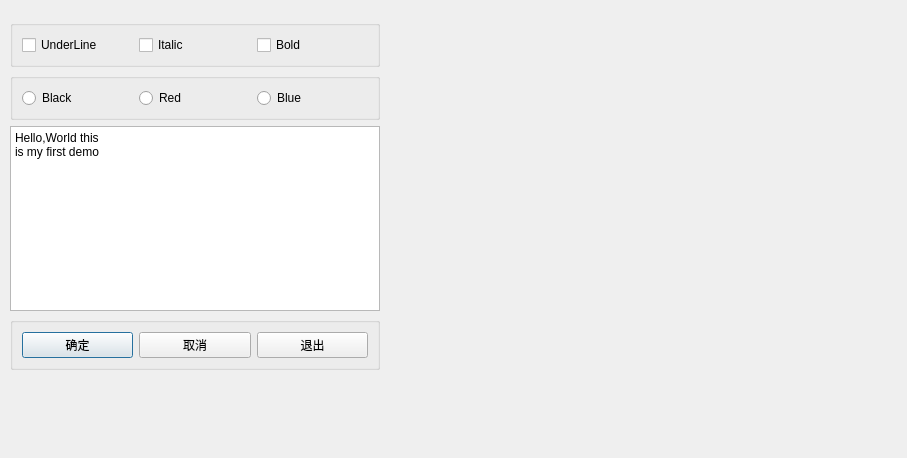
TQGiser/QTPro, file dialog.ui: the form before one commit.
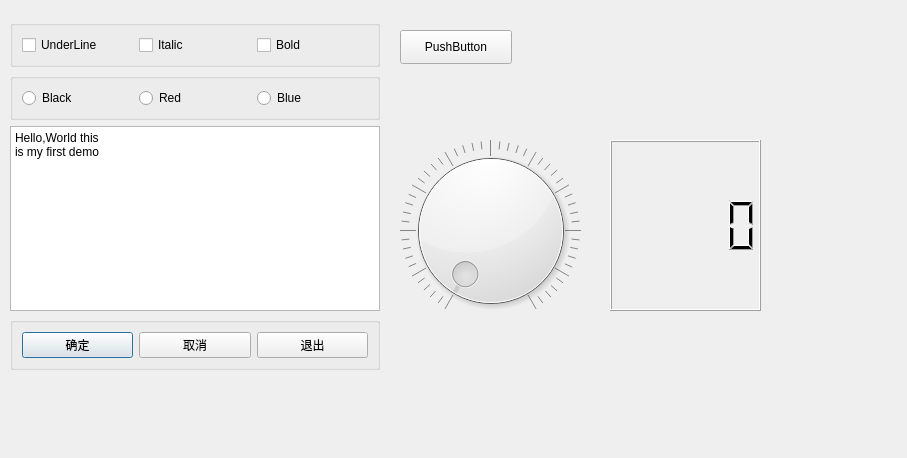
The form after the commit.

```diff
--- a/dialog.ui
+++ b/dialog.ui
@@ -123,6 +123,42 @@
     </item>
    </layout>
   </widget>
+  <widget class="QPushButton" name="pushButton_4">
+   <property name="geometry">
+    <rect>
+     <x>400</x>
+     <y>30</y>
+     <width>112</width>
+     <height>34</height>
+    </rect>
+   </property>
+   <property name="text">
+    <string>PushButton</string>
+   </property>
+  </widget>
+  <widget class="QDial" name="dial">
+   <property name="geometry">
+    <rect>
+     <x>400</x>
+     <y>140</y>
+     <width>181</width>
+     <height>181</height>
+    </rect>
+   </property>
+   <property name="notchesVisible">
+    <bool>true</bool>
+   </property>
+  </widget>
+  <widget class="QLCDNumber" name="lcdNumber">
+   <property name="geometry">
+    <rect>
+     <x>610</x>
+     <y>140</y>
+     <width>151</width>
+     <height>171</height>
+    </rect>
+   </property>
+  </widget>
  </widget>
  <resources/>
  <connections>
```
